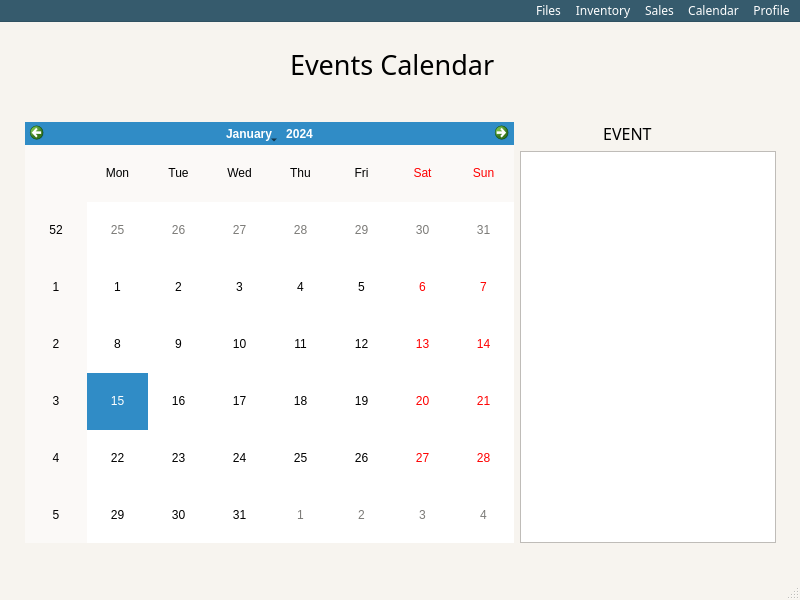
This is calendar.ui in ongchangco/Economystique2 as Qt 5 draws it before an edit. The edited form follows.
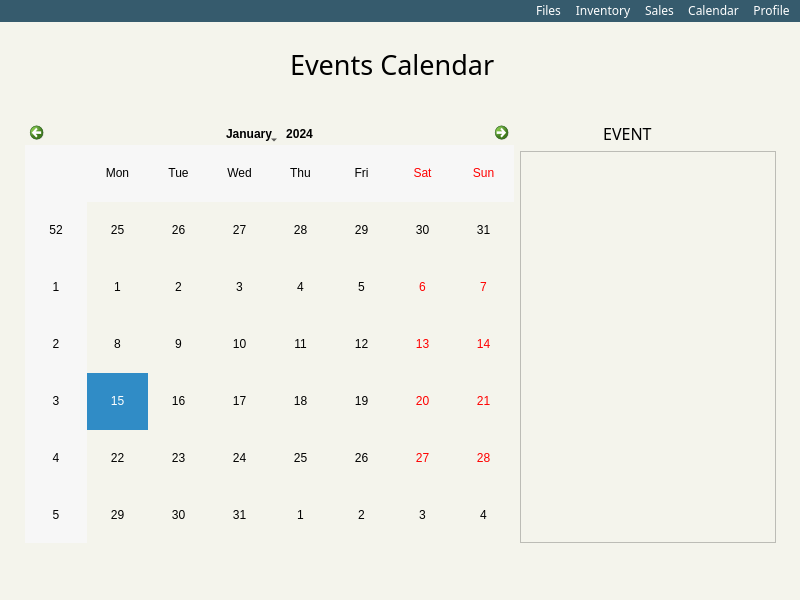
This is the edited form.

Commit message: changed colors for the user interfaces

Diff of the .ui file:
```diff
--- a/calendar.ui
+++ b/calendar.ui
@@ -25,9 +25,9 @@
      <colorrole role="Button">
       <brush brushstyle="SolidPattern">
        <color alpha="255">
-        <red>247</red>
+        <red>244</red>
         <green>244</green>
-        <blue>239</blue>
+        <blue>236</blue>
        </color>
       </brush>
      </colorrole>
@@ -97,18 +97,18 @@
      <colorrole role="Base">
       <brush brushstyle="SolidPattern">
        <color alpha="255">
-        <red>255</red>
-        <green>255</green>
-        <blue>255</blue>
+        <red>244</red>
+        <green>244</green>
+        <blue>236</blue>
        </color>
       </brush>
      </colorrole>
      <colorrole role="Window">
       <brush brushstyle="SolidPattern">
        <color alpha="255">
-        <red>247</red>
+        <red>244</red>
         <green>244</green>
-        <blue>239</blue>
+        <blue>236</blue>
        </color>
       </brush>
      </colorrole>
@@ -162,9 +162,9 @@
      <colorrole role="Button">
       <brush brushstyle="SolidPattern">
        <color alpha="255">
-        <red>247</red>
+        <red>244</red>
         <green>244</green>
-        <blue>239</blue>
+        <blue>236</blue>
        </color>
       </brush>
      </colorrole>
@@ -234,18 +234,18 @@
      <colorrole role="Base">
       <brush brushstyle="SolidPattern">
        <color alpha="255">
-        <red>255</red>
-        <green>255</green>
-        <blue>255</blue>
+        <red>244</red>
+        <green>244</green>
+        <blue>236</blue>
        </color>
       </brush>
      </colorrole>
      <colorrole role="Window">
       <brush brushstyle="SolidPattern">
        <color alpha="255">
-        <red>247</red>
+        <red>244</red>
         <green>244</green>
-        <blue>239</blue>
+        <blue>236</blue>
        </color>
       </brush>
      </colorrole>
@@ -290,18 +290,18 @@
      <colorrole role="WindowText">
       <brush brushstyle="SolidPattern">
        <color alpha="255">
-        <red>123</red>
-        <green>122</green>
-        <blue>119</blue>
+        <red>0</red>
+        <green>0</green>
+        <blue>0</blue>
        </color>
       </brush>
      </colorrole>
      <colorrole role="Button">
       <brush brushstyle="SolidPattern">
        <color alpha="255">
-        <red>247</red>
+        <red>244</red>
         <green>244</green>
-        <blue>239</blue>
+        <blue>236</blue>
        </color>
       </brush>
      </colorrole>
@@ -344,9 +344,9 @@
      <colorrole role="Text">
       <brush brushstyle="SolidPattern">
        <color alpha="255">
-        <red>123</red>
-        <green>122</green>
-        <blue>119</blue>
+        <red>0</red>
+        <green>0</green>
+        <blue>0</blue>
        </color>
       </brush>
      </colorrole>
@@ -362,27 +362,27 @@
      <colorrole role="ButtonText">
       <brush brushstyle="SolidPattern">
        <color alpha="255">
-        <red>123</red>
-        <green>122</green>
-        <blue>119</blue>
+        <red>0</red>
+        <green>0</green>
+        <blue>0</blue>
        </color>
       </brush>
      </colorrole>
      <colorrole role="Base">
       <brush brushstyle="SolidPattern">
        <color alpha="255">
-        <red>247</red>
+        <red>244</red>
         <green>244</green>
-        <blue>239</blue>
+        <blue>236</blue>
        </color>
       </brush>
      </colorrole>
      <colorrole role="Window">
       <brush brushstyle="SolidPattern">
        <color alpha="255">
-        <red>247</red>
+        <red>244</red>
         <green>244</green>
-        <blue>239</blue>
+        <blue>236</blue>
        </color>
       </brush>
      </colorrole>
@@ -428,6 +428,11 @@
   <property name="windowTitle">
    <string>Calendar</string>
   </property>
+  <property name="styleSheet">
+   <string notr="true">background: #f4f4ec;
+color: black;
+</string>
+  </property>
   <widget class="QWidget" name="centralwidget">
    <widget class="QWidget" name="verticalLayoutWidget">
     <property name="geometry">
@@ -595,9 +600,9 @@
       <colorrole role="Base">
        <brush brushstyle="SolidPattern">
         <color alpha="255">
-         <red>0</red>
-         <green>0</green>
-         <blue>0</blue>
+         <red>54</red>
+         <green>91</green>
+         <blue>109</blue>
         </color>
        </brush>
       </colorrole>
@@ -732,9 +737,9 @@
       <colorrole role="Base">
        <brush brushstyle="SolidPattern">
         <color alpha="255">
-         <red>0</red>
-         <green>0</green>
-         <blue>0</blue>
+         <red>54</red>
+         <green>91</green>
+         <blue>109</blue>
         </color>
        </brush>
       </colorrole>
@@ -788,9 +793,9 @@
       <colorrole role="WindowText">
        <brush brushstyle="SolidPattern">
         <color alpha="255">
-         <red>27</red>
-         <green>45</green>
-         <blue>54</blue>
+         <red>255</red>
+         <green>255</green>
+         <blue>255</blue>
         </color>
        </brush>
       </colorrole>
@@ -842,9 +847,9 @@
       <colorrole role="Text">
        <brush brushstyle="SolidPattern">
         <color alpha="255">
-         <red>27</red>
-         <green>45</green>
-         <blue>54</blue>
+         <red>255</red>
+         <green>255</green>
+         <blue>255</blue>
         </color>
        </brush>
       </colorrole>
@@ -860,9 +865,9 @@
       <colorrole role="ButtonText">
        <brush brushstyle="SolidPattern">
         <color alpha="255">
-         <red>27</red>
-         <green>45</green>
-         <blue>54</blue>
+         <red>255</red>
+         <green>255</green>
+         <blue>255</blue>
         </color>
        </brush>
       </colorrole>
@@ -931,6 +936,10 @@
    <property name="layoutDirection">
     <enum>Qt::RightToLeft</enum>
    </property>
+   <property name="styleSheet">
+    <string notr="true">background: #365b6d;
+color:white;</string>
+   </property>
    <widget class="QMenu" name="menuProfile">
     <property name="title">
      <string>Profile</string>
```
The commit also changes 7 other files.
